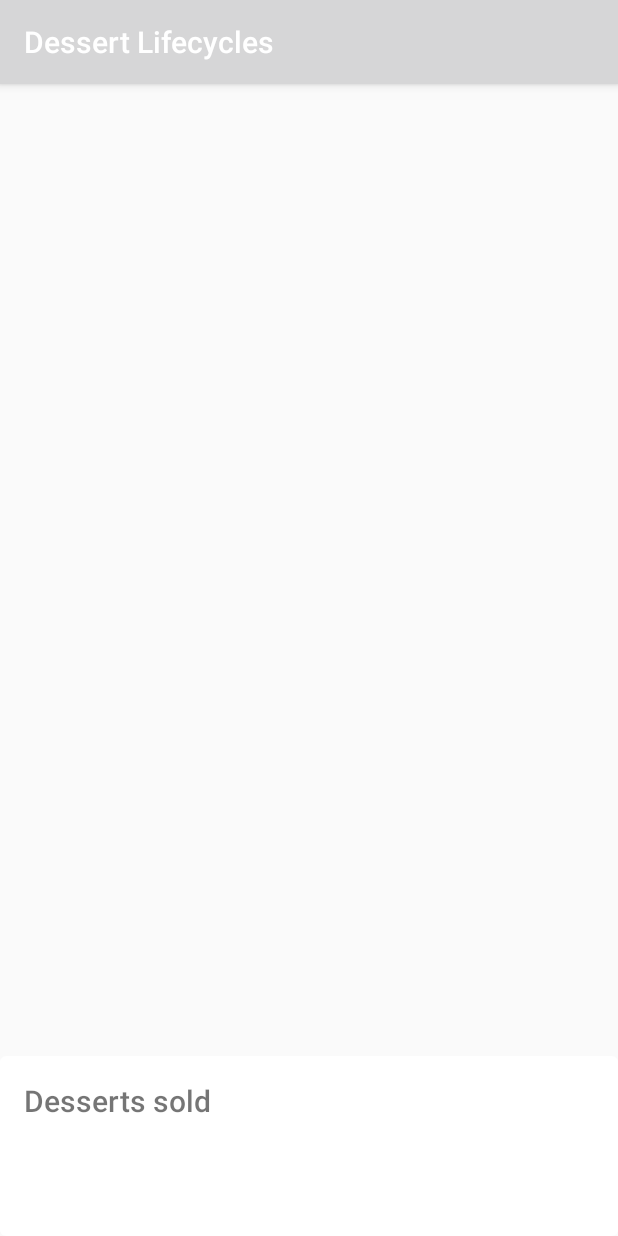
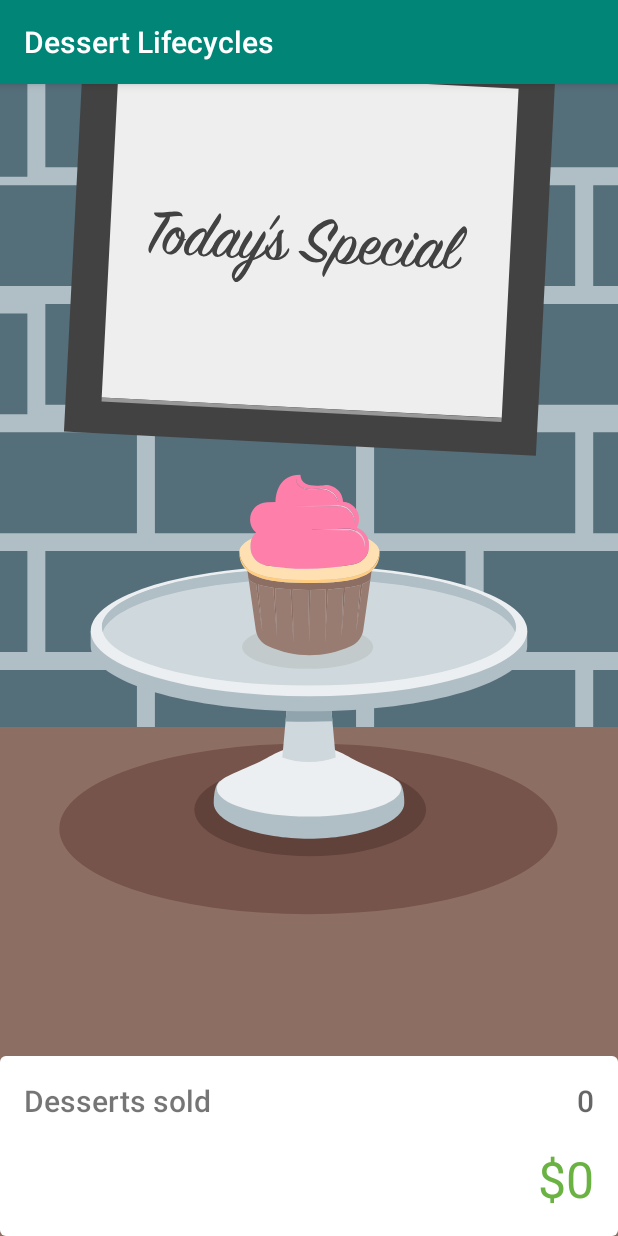
Before and after one commit to RonnieDipple/Alberts-android-study, an Android app: the screen it shows after launch (MainActivity), on a phone screen of 412 x 824 dp. Run offline under Robolectric (Android 15) with nearby library versions, the phone set to English and light mode, and no system bars; our stand-ins replace data binding.

Commit message:
Binding views

```diff
--- a/Lifecycle/app/build.gradle
+++ b/Lifecycle/app/build.gradle
@@ -21,6 +21,9 @@ android {
             proguardFiles getDefaultProguardFile('proguard-android-optimize.txt'), 'proguard-rules.pro'
         }
     }
+    dataBinding {
+        enabled = true
+    }
 }
 
 dependencies {
--- a/Lifecycle/app/src/main/java/com/stepasha/dessertlifecycles/MainActivity.kt
+++ b/Lifecycle/app/src/main/java/com/stepasha/dessertlifecycles/MainActivity.kt
@@ -2,11 +2,85 @@ package com.stepasha.dessertlifecycles
 
 import androidx.appcompat.app.AppCompatActivity
 import android.os.Bundle
+import androidx.databinding.DataBindingUtil
+import androidx.lifecycle.LifecycleObserver
+import com.stepasha.dessertlifecycles.databinding.ActivityMainBinding
 
-class MainActivity : AppCompatActivity() {
+class MainActivity : AppCompatActivity(), LifecycleObserver {
+
+    private var revenue = 0
+    private var dessertsSold = 0
+
+    // Contains all the views
+    private lateinit var binding: ActivityMainBinding
+
+    data class Dessert(val imageId: Int, val price: Int, val startProductionAmount: Int)
+
+    // Create a list of all desserts, in order of when they start being produced
+    private val allDesserts = listOf(
+        Dessert(R.drawable.cupcake, 5, 0),
+        Dessert(R.drawable.donut, 10, 5),
+        Dessert(R.drawable.eclair, 15, 20),
+        Dessert(R.drawable.froyo, 30, 50),
+        Dessert(R.drawable.gingerbread, 50, 100),
+        Dessert(R.drawable.honeycomb, 100, 200),
+        Dessert(R.drawable.icecreamsandwich, 500, 500),
+        Dessert(R.drawable.jellybean, 1000, 1000),
+        Dessert(R.drawable.kitkat, 2000, 2000),
+        Dessert(R.drawable.lollipop, 3000, 4000),
+        Dessert(R.drawable.marshmallow, 4000, 8000),
+        Dessert(R.drawable.nougat, 5000, 16000),
+        Dessert(R.drawable.oreo, 6000, 20000))
+
+    private var currentDessert = allDesserts[0]
 
     override fun onCreate(savedInstanceState: Bundle?) {
         super.onCreate(savedInstanceState)
-        setContentView(R.layout.activity_main)
+
+        // Use Data Binding to get reference to the views
+        binding = DataBindingUtil.setContentView(this, R.layout.activity_main)
+
+        binding.dessertButton.setOnClickListener {
+            onDessertClicked()
+        }
+        // Set the TextViews to the right values
+        binding.revenue = revenue
+        binding.amountSold = dessertsSold
+        // Make sure the correct dessert is showing
+        binding.dessertButton.setImageResource(currentDessert.imageId)
+
+
+
+    }
+    private fun onDessertClicked() {
+
+        // Update the score
+        revenue += currentDessert.price
+        dessertsSold++
+
+        binding.revenue = revenue
+        binding.amountSold = dessertsSold
+
+        // Show the next dessert
+        showNextDessert()
+    }
+    private fun showNextDessert() {
+        var newDessert = allDesserts[0]
+        for (dessert in allDesserts) {
+            if (dessertsSold >= dessert.startProductionAmount) {
+                newDessert = dessert
+            }
+            // The list of desserts is sorted by startProductionAmount. As you sell more desserts,
+            // you'll start producing more expensive desserts as determined by startProductionAmount
+            // We know to break as soon as we see a dessert who's "startProductionAmount" is greater
+            // than the amount sold.
+            else break
+        }
+
+        // If the new dessert is actually different than the current dessert, update the image
+        if (newDessert != currentDessert) {
+            currentDessert = newDessert
+            binding.dessertButton.setImageResource(newDessert.imageId)
+        }
     }
 }
--- a/Lifecycle/app/src/main/res/layout/activity_main.xml
+++ b/Lifecycle/app/src/main/res/layout/activity_main.xml
@@ -28,7 +28,8 @@
             app:layout_constraintLeft_toLeftOf="parent"
             app:layout_constraintRight_toRightOf="parent"
             app:layout_constraintTop_toTopOf="parent"
-            apps="@drawable/bakery_back" />
+            app:srcCompat="@drawable/bakery_back"
+            tools:ignore="VectorDrawableCompat" />
 
         <androidx.constraintlayout.widget.Guideline
             android:id="@+id/margin_end_guide"
--- a/Lifecycle/app/src/main/res/values/styles.xml
+++ b/Lifecycle/app/src/main/res/values/styles.xml
@@ -3,9 +3,9 @@
     <!-- Base application theme. -->
     <style name="AppTheme" parent="Theme.AppCompat.Light.DarkActionBar">
         <!-- Customize your theme here. -->
-        <item name="colorPrimary">@color/colorPrimary</item>
-        <item name="colorPrimaryDark">@color/colorPrimaryDark</item>
-        <item name="colorAccent">@color/colorAccent</item>
+        <item name="colorPrimary">@color/color_primary</item>
+        <item name="colorPrimaryDark">@color/color_primary_dark</item>
+        <item name="colorAccent">@color/color_accent</item>
     </style>
 
 </resources>
```
